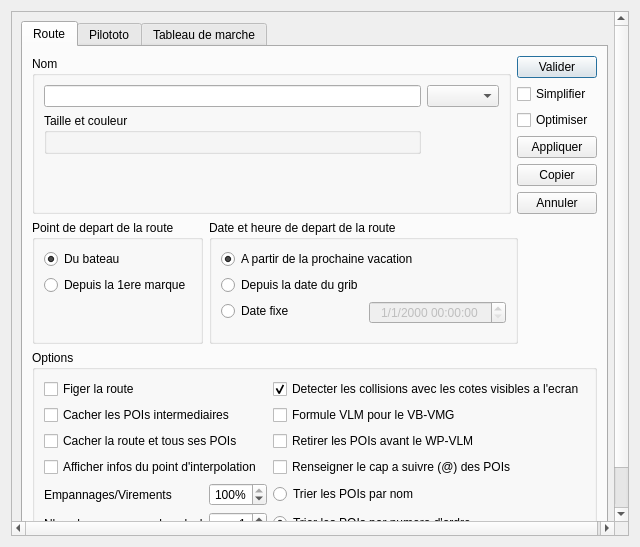
This is src/Ui/Route_Editor.ui in nohal/qtVlm as Qt 5 draws it before an edit. The edited form follows.
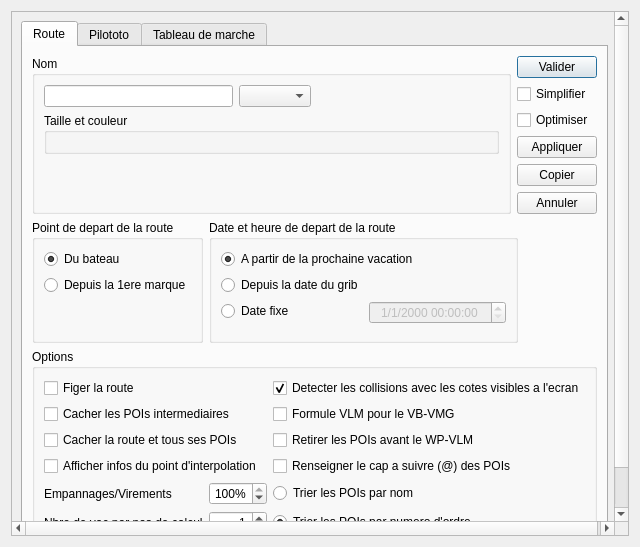
This is the edited form.

```diff
--- a/src/Ui/Route_Editor.ui
+++ b/src/Ui/Route_Editor.ui
@@ -66,8 +66,35 @@
                  <property name="title">
                   <string>Nom</string>
                  </property>
-                 <layout class="QGridLayout" name="gridLayout_5">
-                  <item row="1" column="1">
+                 <layout class="QVBoxLayout" name="verticalLayout_9">
+                  <item>
+                   <layout class="QHBoxLayout" name="horizontalLayout_6">
+                    <item>
+                     <widget class="QLineEdit" name="editName"/>
+                    </item>
+                    <item>
+                     <widget class="QComboBox" name="editBoat">
+                      <property name="sizeAdjustPolicy">
+                       <enum>QComboBox::AdjustToContents</enum>
+                      </property>
+                     </widget>
+                    </item>
+                    <item>
+                     <spacer name="horizontalSpacer_5">
+                      <property name="orientation">
+                       <enum>Qt::Horizontal</enum>
+                      </property>
+                      <property name="sizeHint" stdset="0">
+                       <size>
+                        <width>40</width>
+                        <height>20</height>
+                       </size>
+                      </property>
+                     </spacer>
+                    </item>
+                   </layout>
+                  </item>
+                  <item>
                    <widget class="QGroupBox" name="colorBox">
                     <property name="title">
                      <string>Taille et couleur</string>
@@ -75,13 +102,7 @@
                     <layout class="QVBoxLayout" name="verticalLayout"/>
                    </widget>
                   </item>
-                  <item row="0" column="2">
-                   <widget class="QComboBox" name="editBoat"/>
-                  </item>
-                  <item row="0" column="1">
-                   <widget class="QLineEdit" name="editName"/>
-                  </item>
-                  <item row="2" column="1">
+                  <item>
                    <spacer name="verticalSpacer_4">
                     <property name="orientation">
                      <enum>Qt::Vertical</enum>
@@ -445,6 +466,19 @@
              </layout>
             </widget>
            </item>
+           <item>
+            <spacer name="verticalSpacer_6">
+             <property name="orientation">
+              <enum>Qt::Vertical</enum>
+             </property>
+             <property name="sizeHint" stdset="0">
+              <size>
+               <width>20</width>
+               <height>40</height>
+              </size>
+             </property>
+            </spacer>
+           </item>
           </layout>
          </widget>
          <widget class="QWidget" name="tab_2">
```
